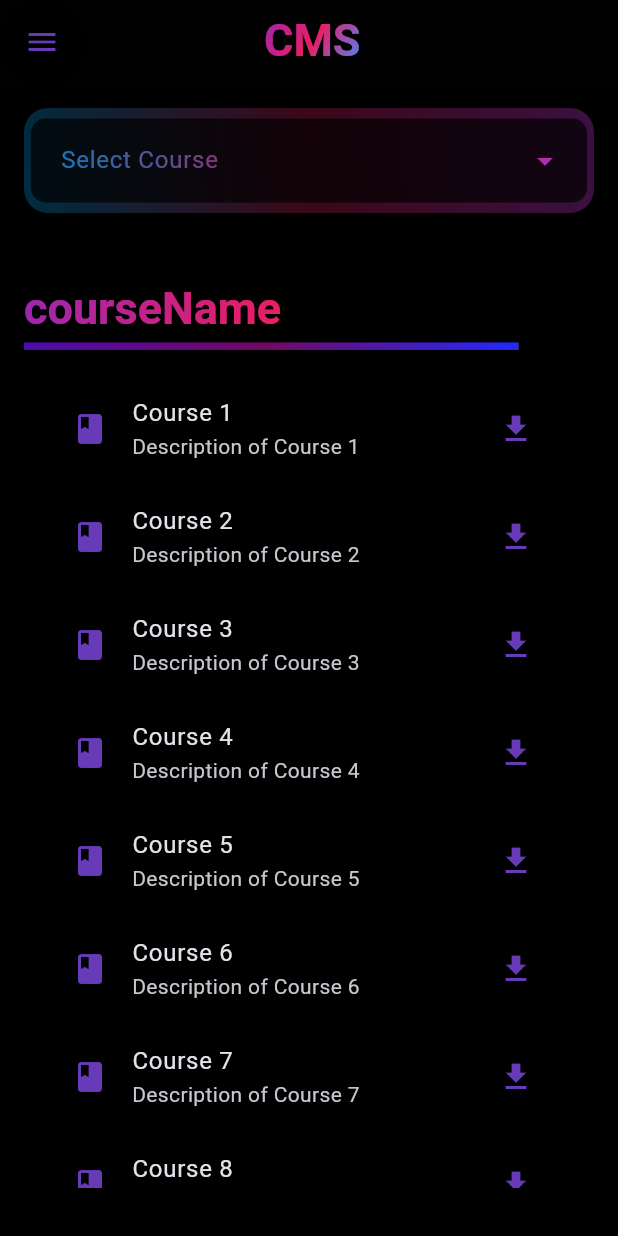
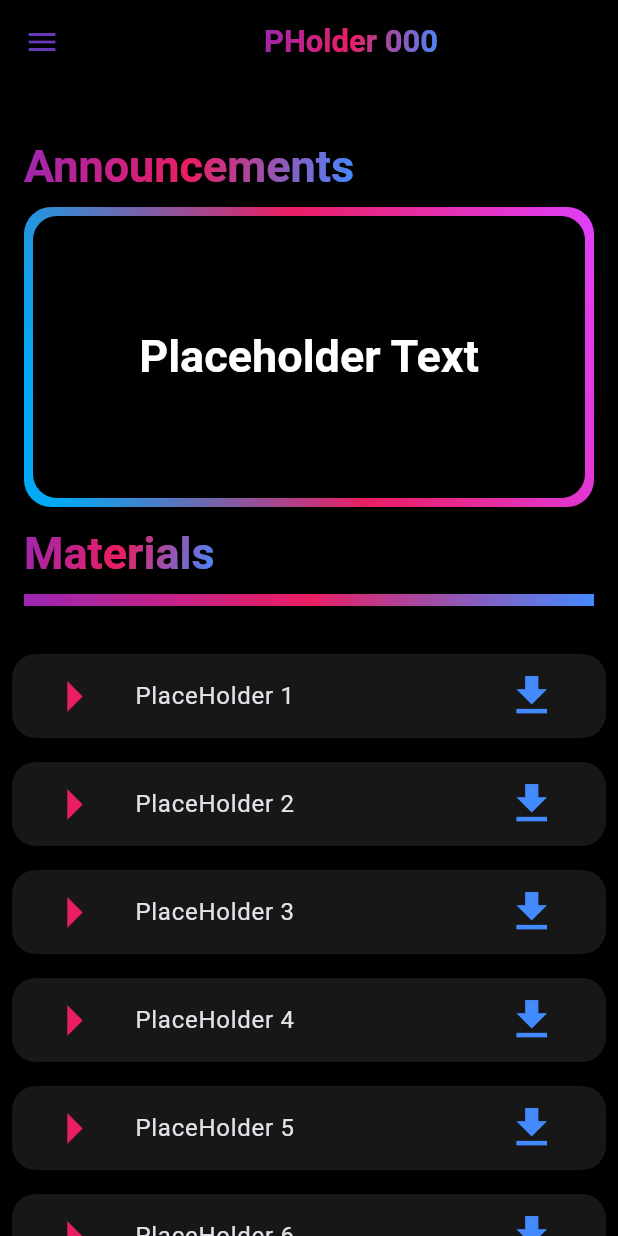
Before and after one commit to AlyTamer/uni-portal-app, a Flutter app: the screen it shows after launch, on a phone screen of 412 x 824 dp. Run offline on Flutter 3.47's test engine with Material 3 defaults, Android fonts, the light colour scheme and no system bars; our stand-ins replace shared_preferences, webview_flutter.

Commit message:
feat: add ActiveCourse screen with gradient title and download functionality

```diff
--- a/lib/main.dart
+++ b/lib/main.dart
@@ -1,4 +1,5 @@
 import 'package:flutter/material.dart';
+import 'package:uni_portal_app/screens/cms/acitve_course_screen.dart';
 import 'package:uni_portal_app/screens/cms/cms_main_screen.dart';
 import 'package:uni_portal_app/screens/cms/view_all_courses.dart';
 import 'package:uni_portal_app/screens/login_screen.dart';
@@ -18,7 +19,6 @@ class MainApp extends StatelessWidget {
       theme: ThemeData.dark().copyWith(
         colorScheme: ColorScheme.fromSeed(seedColor: Colors.deepPurpleAccent,
           brightness: Brightness.dark,
-          background: Colors.black,
           surface: Colors.black,),
         textTheme: TextTheme(
           titleLarge: TextStyle(fontSize: 30, fontWeight: FontWeight.bold),
@@ -29,7 +29,7 @@ class MainApp extends StatelessWidget {
 
       ),
 
-      home: ViewAllScreen(),
+      home: ActiveCourse(courseName: 'PHolder 000'),
     );
   }
 }
--- /dev/null
+++ b/lib/screens/cms/acitve_course_screen.dart
@@ -0,0 +1,188 @@
+import 'package:flutter/material.dart';
+import 'package:uni_portal_app/widgets/content_download_tile_widget.dart';
+
+class ActiveCourse extends StatefulWidget {
+  final String courseName;
+  const ActiveCourse({super.key, required this.courseName});
+
+  @override
+  State<ActiveCourse> createState() => _ActiveCourseState();
+}
+
+class _ActiveCourseState extends State<ActiveCourse> {
+  Widget _gradientTitle(String text) {
+    return Align(
+      alignment: Alignment.centerLeft,
+      child: ShaderMask(
+        shaderCallback: (bounds) => LinearGradient(
+          colors: [Colors.purple, Colors.pink, Colors.blueAccent],
+          begin: Alignment.topLeft,
+          end: Alignment.bottomRight,
+        ).createShader(Rect.fromLTWH(0, 0, bounds.width, bounds.height)),
+        child: Text(
+          text,
+          style: Theme.of(context).textTheme.titleLarge,
+        ),
+      ),
+    );
+  }
+
+  @override
+  Widget build(BuildContext context) {
+    return SafeArea(
+      child: Scaffold(
+        drawer: Drawer(
+          backgroundColor: const Color.fromRGBO(11, 11, 11, 1),
+          child: ListView(
+            padding: EdgeInsets.zero,
+            children: [
+              SizedBox(
+                width: 150,
+                height: 70,
+                child: DrawerHeader(
+                  decoration: const BoxDecoration(color: Colors.black87),
+                  child: ShaderMask(
+                    shaderCallback: (bounds) => LinearGradient(
+                      colors: [Colors.purple, Colors.pink, Colors.blueAccent],
+                      begin: Alignment.topLeft,
+                      end: Alignment.bottomRight,
+                    ).createShader(Rect.fromLTWH(0, 0, bounds.width, bounds.height)),
+                    child: Text(
+                      'Menu',
+                      style: Theme.of(context).textTheme.titleLarge,
+                    ),
+                  ),
+                ),
+              ),
+              ListTile(
+                leading: const Icon(Icons.home, color: Colors.deepPurple),
+                title: const Text('Home'),
+                onTap: () => Navigator.pop(context),
+              ),
+              SizedBox(height: MediaQuery.of(context).size.height * 0.025),
+              ListTile(
+                leading: const Icon(Icons.search, color: Colors.purpleAccent),
+                title: const Text('View Previous Courses'),
+                onTap: () => Navigator.pop(context),
+              ),
+              SizedBox(height: MediaQuery.of(context).size.height * 0.025),
+              ListTile(
+                leading: const Icon(Icons.logout, color: Colors.red),
+                title: const Text('Logout'),
+                onTap: () => Navigator.pop(context),
+              ),
+            ],
+          ),
+        ),
+        appBar: AppBar(
+          elevation: 0,
+          scrolledUnderElevation: 0,
+          backgroundColor: const Color.fromRGBO(1, 1, 1, 1),
+          leading: Builder(
+            builder: (context) => Container(
+              width: 50,
+              height: 50,
+              decoration: const BoxDecoration(
+                shape: BoxShape.circle,
+                color: Colors.black,
+                boxShadow: [BoxShadow(blurRadius: 10.0, spreadRadius: 2.0)],
+              ),
+              child: IconButton(
+                icon: const Icon(Icons.menu, color: Colors.deepPurple),
+                onPressed: () => Scaffold.of(context).openDrawer(),
+              ),
+            ),
+          ),
+          title: FittedBox(
+            fit: BoxFit.scaleDown,
+            child: ShaderMask(
+              shaderCallback: (bounds) => LinearGradient(
+                colors: [Colors.purple, Colors.pink, Colors.blueAccent],
+                begin: Alignment.topLeft,
+                end: Alignment.bottomRight,
+              ).createShader(Rect.fromLTWH(0, 0, bounds.width, bounds.height)),
+              child: Text(
+                widget.courseName,
+                style: Theme.of(context).textTheme.titleLarge,
+                maxLines: 1,
+                overflow: TextOverflow.ellipsis,
+              ),
+            ),
+          ),
+          titleSpacing: 120,
+        ),
+        body: CustomScrollView(
+          slivers: [
+            SliverPadding(
+              padding: const EdgeInsets.all(16.0),
+              sliver: SliverList(
+                delegate: SliverChildListDelegate([
+                  const SizedBox(height: 20),
+                  _gradientTitle("Announcements"),
+                  const SizedBox(height: 8),
+                  SizedBox(
+                    height: 200,
+                    width: double.infinity,
+                    child: Stack(
+                      children: [
+                        Container(
+                          decoration: BoxDecoration(
+                            borderRadius: BorderRadius.circular(18.0),
+                            gradient: const LinearGradient(
+                              colors: [Colors.purpleAccent, Colors.pink, Colors.lightBlue],
+                              begin: Alignment.topRight,
+                              end: Alignment.centerLeft,
+                            ),
+                          ),
+                        ),
+                        Container(
+                          width: double.infinity,
+                          height: double.infinity,
+                          margin: const EdgeInsets.all(6.0),
+                          decoration: BoxDecoration(
+                            borderRadius: BorderRadius.circular(16.0),
+                            color: const Color.fromRGBO(1, 1, 1, 1),
+                          ),
+                          child: Center(
+                            child: Text(
+                              "Placeholder Text",
+                              style: Theme.of(context).textTheme.titleLarge,
+                            ),
+                          ),
+                        ),
+                      ],
+                    ),
+                  ),
+                  const SizedBox(height: 12),
+                  _gradientTitle("Materials"),
+                  const SizedBox(height: 8),
+                  ShaderMask(
+                    shaderCallback: (bounds) => LinearGradient(
+                      colors: [Colors.purple, Colors.pink, Colors.blueAccent],
+                      begin: Alignment.topLeft,
+                      end: Alignment.bottomRight,
+                    ).createShader(Rect.fromLTWH(0, 0, bounds.width, bounds.height)),
+                    child: Container(
+                      height: 8,
+                      width: double.infinity,
+                      color: Colors.white,
+                    ),
+                  ),
+                  const SizedBox(height: 8),
+                ]),
+              ),
+            ),
+            SliverList(
+              delegate: SliverChildBuilderDelegate(
+                    (context, idx) {
+                  return DownloadTile(title: (idx + 1).toString());
+                },
+                childCount: 20,
+              ),
+            ),
+          ],
+        ),
+      ),
+    );
+  }
+}
--- a/lib/screens/cms/cms_main_screen.dart
+++ b/lib/screens/cms/cms_main_screen.dart
@@ -1,4 +1,5 @@
 import 'package:flutter/material.dart';
+import 'package:uni_portal_app/widgets/cms_tile_widget.dart';
 
 class CmsHome extends StatelessWidget {
   const CmsHome({super.key});
@@ -126,27 +127,77 @@ class CmsHome extends StatelessWidget {
           padding: const EdgeInsets.all(16.0),
           child: Column(
             children: [
+              const Spacer(),
+              Align(
+                alignment: Alignment.centerLeft,
+                child: Text.rich(
+                  TextSpan(
+                    children: [
+                      WidgetSpan(
+                        child: ShaderMask(
+                          shaderCallback: (bounds) => LinearGradient(
+                            colors: [
+                              Colors.purple,
+                              Colors.pink,
+                              Colors.blueAccent,
+                            ],
+                            begin: Alignment.topLeft,
+                            end: Alignment.bottomRight,
+                          ).createShader(
+                            Rect.fromLTWH(0, 0, bounds.width, bounds.height),
+                          ),
+                          child: RichText(
+                            text: TextSpan(
+                              text: 'Active Courses',
+                              style: Theme.of(context).textTheme.titleLarge,
+                            ),
+                          ),
+                        ),
+                      ),
+                    ],
+                  ),
+                ),
+              ),
+              const SizedBox(height: 16,
+              width:double.infinity),
+
               ShaderMask(
-                shaderCallback: (bounds) => LinearGradient(
-                  colors: [
+                shaderCallback: (bounds) =>
+                LinearGradient(
+                  colors:[
                     Colors.purpleAccent,
                     Colors.pink,
                     Colors.lightBlue,
                   ],
                   begin: Alignment.topRight,
                   end: Alignment.centerLeft,
-                ).createShader(
-                  Rect.fromLTWH(0, 0, bounds.width, bounds.height),
-                ),
+                ).createShader(Rect.fromLTWH(0, 0, bounds.width, bounds.height)),
                 child: Container(
-                  height: 100,
-                  width: double.infinity,
                   decoration: BoxDecoration(
                     borderRadius: BorderRadius.circular(16.0),
-                    color: const Color.fromRGBO(80, 80, 80, 1.0),
+
+                    color: const Color.fromRGBO(90, 90, 90, 1.0), // base dark tone
+                  ),
+
+                  height: 500,
+                  width: double.infinity,
+
+                  child: Padding(
+                    padding: const EdgeInsets.all(8.0),
+                    child: Column(
+                      children: [
+                        CmsWidget(title: 'Math 401'),
+                        CmsWidget(title: 'CSEN 401'),
+                        CmsWidget(title: 'ELCT 404'),
+                        CmsWidget(title: 'CSEN 403'),
+                        CmsWidget(title: 'SM 401'),
+                        CmsWidget(title: 'DE 404'),
+                      ],
+                    ),
                   ),
                 ),
               ),
+              const Spacer(),
             ],
           ),
         ),
--- /dev/null
+++ b/lib/widgets/cms_tile_widget.dart
@@ -0,0 +1,31 @@
+import 'package:flutter/material.dart';
+class CmsWidget extends StatelessWidget {
+  final String title;
+  const CmsWidget({super.key, required this.title});
+
+  @override
+  Widget build(BuildContext context) {
+    return Padding(
+      padding: const EdgeInsets.all(8.0),
+      child: ElevatedButton(
+        style: ElevatedButton.styleFrom(
+          shape: RoundedRectangleBorder(
+            borderRadius: BorderRadius.circular(10),
+          ),
+          padding: EdgeInsets.all(0),
+        ),
+        onPressed: (){},
+        child: ListTile(
+          leading: Icon(Icons.arrow_right_sharp,color: Colors.white,size: 50,),
+          title: Align(child: Text(title.toUpperCase(),style: Theme.of(context).textTheme.titleLarge,)),
+          tileColor: Colors.black,
+          shape: RoundedRectangleBorder(
+            borderRadius: BorderRadius.circular(16),
+          ),
+
+
+        ),
+      ),
+    );
+  }
+}
--- /dev/null
+++ b/lib/widgets/content_download_tile_widget.dart
@@ -0,0 +1,28 @@
+import 'package:flutter/material.dart';
+
+class DownloadTile extends StatelessWidget {
+  final String title;
+  const DownloadTile({super.key, required this.title});
+
+  @override
+  Widget build(BuildContext context) {
+    return Padding(
+      padding: EdgeInsets.all(8),
+      child: ListTile(
+        shape: RoundedRectangleBorder(
+          borderRadius: BorderRadius.circular(16),
+        ),
+        leading: Icon(Icons.arrow_right_sharp, size: 50, color: Colors.pink),
+        title: Text('PlaceHolder $title'),
+        trailing:IconButton(
+           onPressed: () {  },
+          icon: Icon(
+              Icons.download,
+              size: 35,
+              color: Colors.blueAccent),
+        ),
+        tileColor: Color.fromRGBO(23, 23, 23, 1.0),
+      ),
+    );
+  }
+}
```
